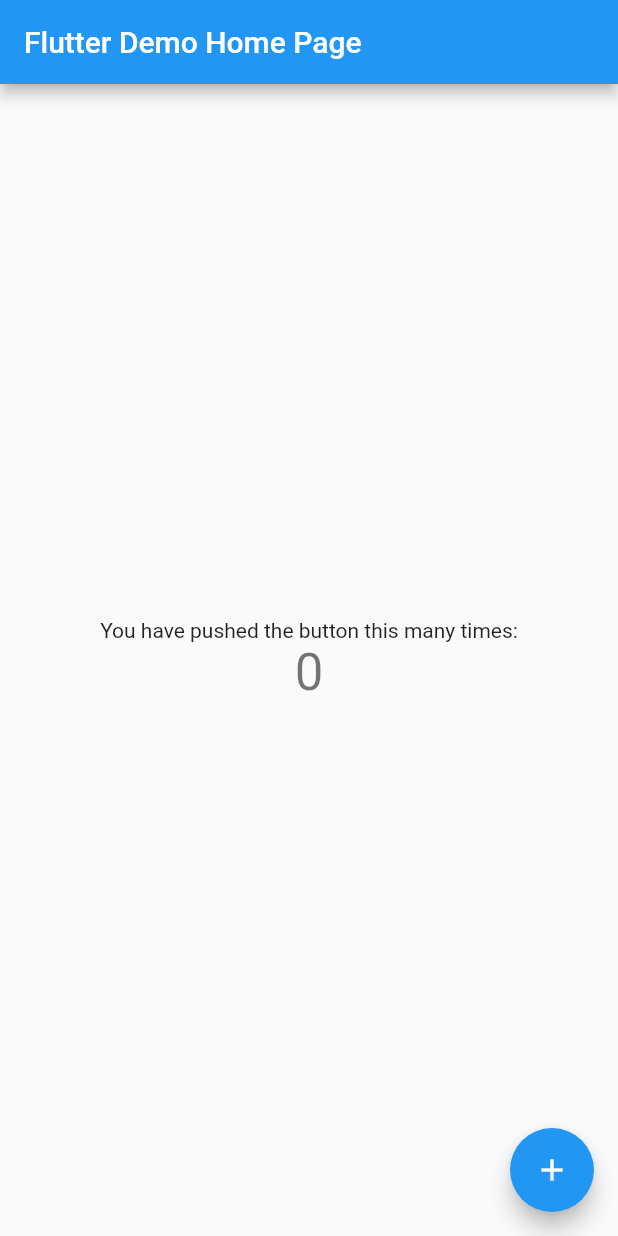
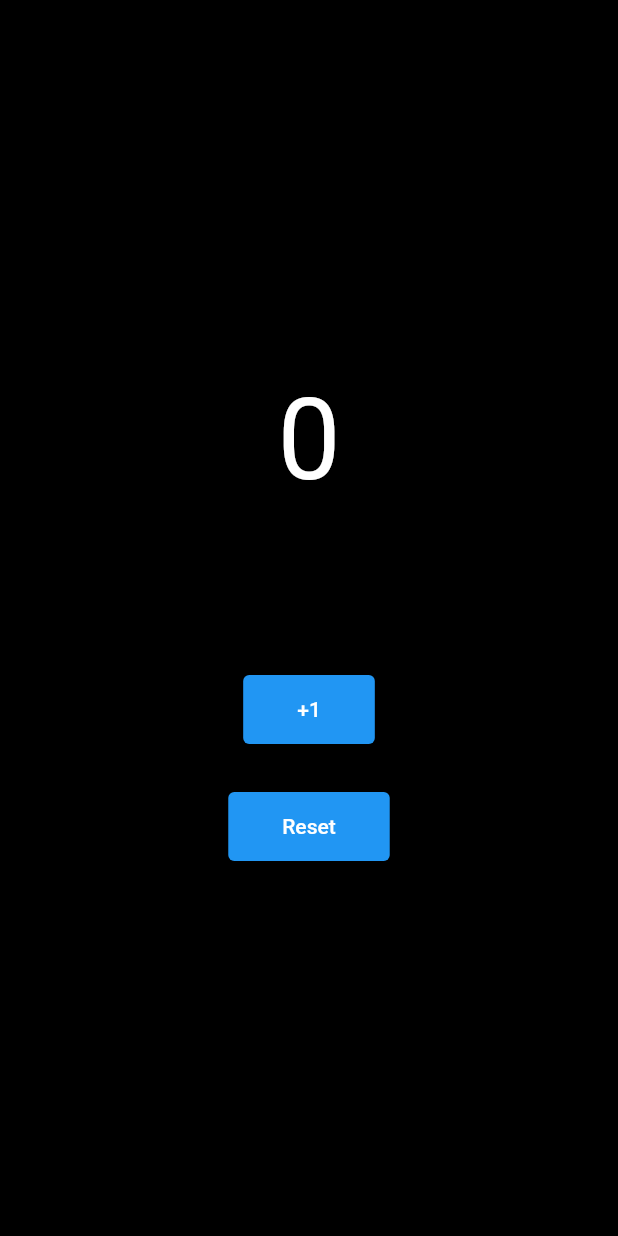
Before and after one commit to rishikesh1419/Simple-Counter-Flutter, a Flutter app: the screen it shows after launch, on a phone screen of 412 x 824 dp. Run offline on Flutter 3.47's test engine with Material 2 defaults, Android fonts, the phone set to English and light mode, and no system bars.

Commit message:
Functions done

```diff
--- a/lib/main.dart
+++ b/lib/main.dart
@@ -1,113 +1,90 @@
+import 'package:counter/utils/constants.dart';
 import 'package:flutter/material.dart';
 
 void main() {
-  runApp(MyApp());
+  runApp(SimpleCounter());
 }
 
-class MyApp extends StatelessWidget {
-  // This widget is the root of your application.
+class SimpleCounter extends StatelessWidget {
   @override
   Widget build(BuildContext context) {
     return MaterialApp(
       title: 'Flutter Demo',
       theme: ThemeData(
-        // This is the theme of your application.
-        //
-        // Try running your application with "flutter run". You'll see the
-        // application has a blue toolbar. Then, without quitting the app, try
-        // changing the primarySwatch below to Colors.green and then invoke
-        // "hot reload" (press "r" in the console where you ran "flutter run",
-        // or simply save your changes to "hot reload" in a Flutter IDE).
-        // Notice that the counter didn't reset back to zero; the application
-        // is not restarted.
-        primarySwatch: Colors.blue,
+        primarySwatch: blue,
       ),
-      home: MyHomePage(title: 'Flutter Demo Home Page'),
+      home: HomeScreen(title: 'Flutter Demo Home Page'),
     );
   }
 }
 
-class MyHomePage extends StatefulWidget {
-  MyHomePage({Key? key, required this.title}) : super(key: key);
-
-  // This widget is the home page of your application. It is stateful, meaning
-  // that it has a State object (defined below) that contains fields that affect
-  // how it looks.
-
-  // This class is the configuration for the state. It holds the values (in this
-  // case the title) provided by the parent (in this case the App widget) and
-  // used by the build method of the State. Fields in a Widget subclass are
-  // always marked "final".
-
+class HomeScreen extends StatefulWidget {
+  HomeScreen({Key? key, required this.title}) : super(key: key);
   final String title;
 
   @override
-  _MyHomePageState createState() => _MyHomePageState();
+  _HomeScreenState createState() => _HomeScreenState();
 }
 
-class _MyHomePageState extends State<MyHomePage> {
+class _HomeScreenState extends State<HomeScreen> {
   int _counter = 0;
 
   void _incrementCounter() {
     setState(() {
-      // This call to setState tells the Flutter framework that something has
-      // changed in this State, which causes it to rerun the build method below
-      // so that the display can reflect the updated values. If we changed
-      // _counter without calling setState(), then the build method would not be
-      // called again, and so nothing would appear to happen.
       _counter++;
+    });
+  }
+
+  void _resetCounter() {
+    setState(() {
+      _counter = 0;
     });
   }
 
   @override
   Widget build(BuildContext context) {
-    // This method is rerun every time setState is called, for instance as done
-    // by the _incrementCounter method above.
-    //
-    // The Flutter framework has been optimized to make rerunning build methods
-    // fast, so that you can just rebuild anything that needs updating rather
-    // than having to individually change instances of widgets.
     return Scaffold(
-      appBar: AppBar(
-        // Here we take the value from the MyHomePage object that was created by
-        // the App.build method, and use it to set our appbar title.
-        title: Text(widget.title),
+      backgroundColor: black,
+      body: Column(
+        children: [
+          Expanded(
+            child: Center(
+              child: Column(
+                mainAxisAlignment: MainAxisAlignment.center,
+                children: [
+                  Container(
+                    height: 200.0,
+                    child: Text(
+                      '$_counter',
+                      style: TextStyle(
+                        fontSize: 75.0,
+                        color: white,
+                      ),
+                    ),
+                  ),
+                  ElevatedButton(
+                    onPressed: _incrementCounter,
+                    child: Container(
+                      padding: EdgeInsets.fromLTRB(20.0, 15.0, 20.0, 15.0),
+                      child: const Text("+1"),
+                    ),
+                  ),
+                  SizedBox(
+                    height: 30.0,
+                  ),
+                  ElevatedButton(
+                    onPressed: _resetCounter,
+                    child: Container(
+                      padding: EdgeInsets.fromLTRB(20.0, 15.0, 20.0, 15.0),
+                      child: const Text("Reset"),
+                    ),
+                  ),
+                ],
+              ),
+            ),
+          ),
+        ],
       ),
-      body: Center(
-        // Center is a layout widget. It takes a single child and positions it
-        // in the middle of the parent.
-        child: Column(
-          // Column is also a layout widget. It takes a list of children and
-          // arranges them vertically. By default, it sizes itself to fit its
-          // children horizontally, and tries to be as tall as its parent.
-          //
-          // Invoke "debug painting" (press "p" in the console, choose the
-          // "Toggle Debug Paint" action from the Flutter Inspector in Android
-          // Studio, or the "Toggle Debug Paint" command in Visual Studio Code)
-          // to see the wireframe for each widget.
-          //
-          // Column has various properties to control how it sizes itself and
-          // how it positions its children. Here we use mainAxisAlignment to
-          // center the children vertically; the main axis here is the vertical
-          // axis because Columns are vertical (the cross axis would be
-          // horizontal).
-          mainAxisAlignment: MainAxisAlignment.center,
-          children: <Widget>[
-            Text(
-              'You have pushed the button this many times:',
-            ),
-            Text(
-              '$_counter',
-              style: Theme.of(context).textTheme.headline4,
-            ),
-          ],
-        ),
-      ),
-      floatingActionButton: FloatingActionButton(
-        onPressed: _incrementCounter,
-        tooltip: 'Increment',
-        child: Icon(Icons.add),
-      ), // This trailing comma makes auto-formatting nicer for build methods.
     );
   }
 }
--- a/lib/utils/constants.dart
+++ b/lib/utils/constants.dart
@@ -1,6 +1,7 @@
 import 'package:flutter/material.dart';
 
-const green = Colors.green;
+const blue = Colors.blue;
 const black = Colors.black;
+const white = Colors.white;
 const greenAccent = Colors.greenAccent;
 const transparent = Colors.transparent;
```
